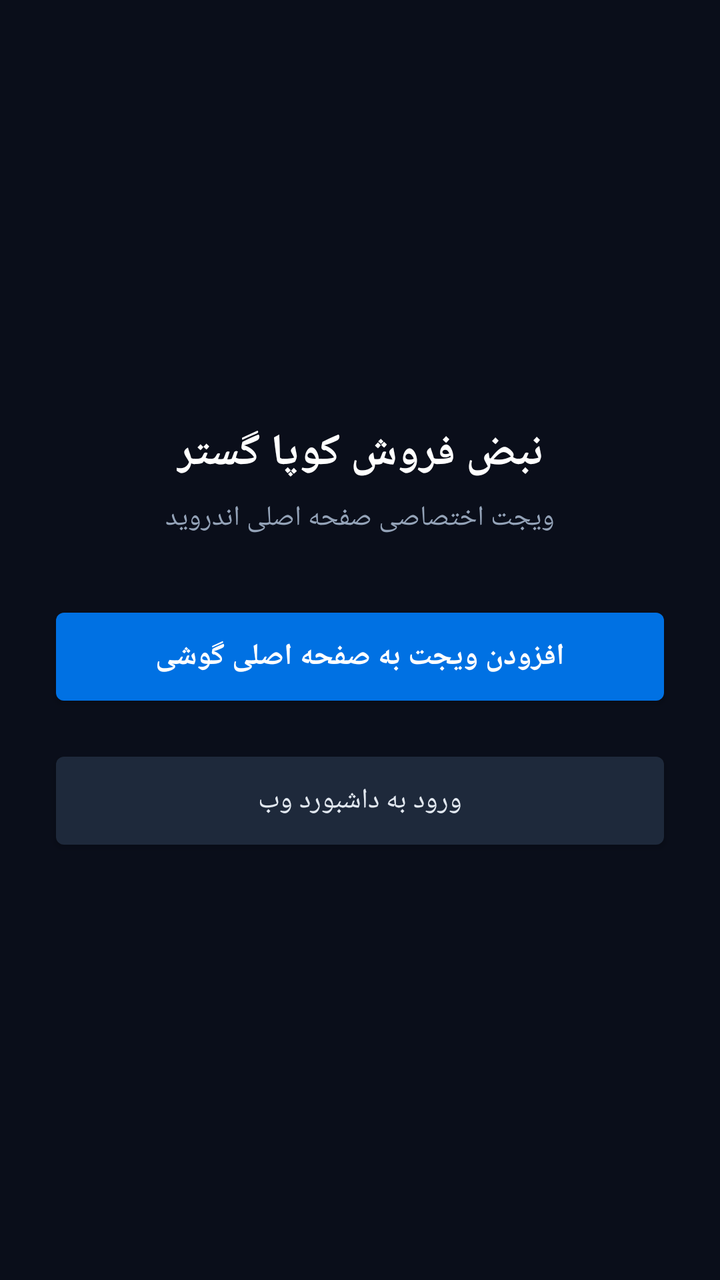
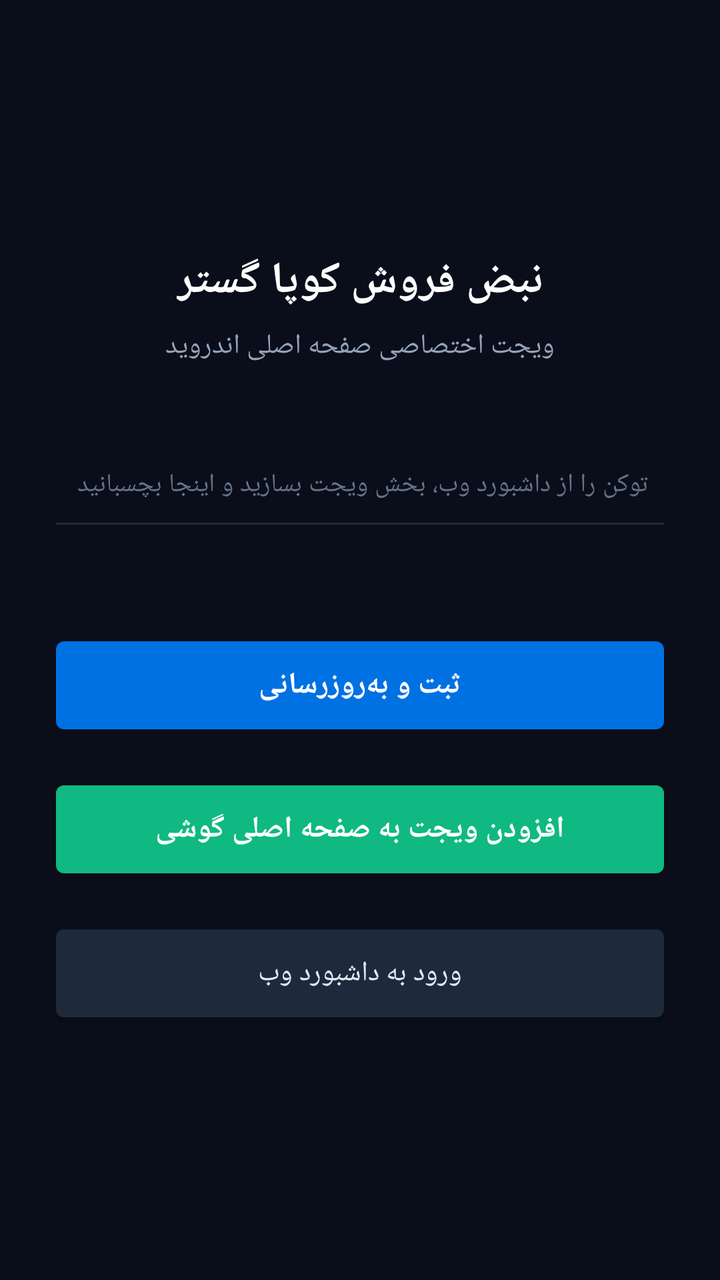

Compare the two renders of this Android layout. The source of the first and the diff that turns it into the second are given below.
<!-- AndroidManifest.xml: application theme android:Theme.DeviceDefault.NoActionBar -->
<!-- res/layout/activity_main.xml -->
<?xml version="1.0" encoding="utf-8"?>
<LinearLayout xmlns:android="http://schemas.android.com/apk/res/android"
    android:layout_width="match_parent"
    android:layout_height="match_parent"
    android:orientation="vertical"
    android:gravity="center"
    android:background="#0A0E1A"
    android:padding="24dp">

    <TextView
        android:layout_width="wrap_content"
        android:layout_height="wrap_content"
        android:text="نبض فروش کوپا گستر"
        android:textColor="#FFFFFF"
        android:textSize="22sp"
        android:textStyle="bold"
        android:layout_marginBottom="8dp" />

    <TextView
        android:layout_width="wrap_content"
        android:layout_height="wrap_content"
        android:text="ویجت اختصاصی صفحه اصلی اندروید"
        android:textColor="#94A3B8"
        android:textSize="14sp"
        android:layout_marginBottom="32dp" />

    <Button
        android:id="@+id/btn_pin_widget"
        android:layout_width="match_parent"
        android:layout_height="56dp"
        android:text="افزودن ویجت به صفحه اصلی گوشی"
        android:textColor="#FFFFFF"
        android:textSize="15sp"
        android:textStyle="bold"
        android:backgroundTint="#0071E3"
        android:layout_marginBottom="16dp" />

    <Button
        android:id="@+id/btn_open_dashboard"
        android:layout_width="match_parent"
        android:layout_height="56dp"
        android:text="ورود به داشبورد وب"
        android:textColor="#E2E8F0"
        android:textSize="14sp"
        android:backgroundTint="#1E293B" />

</LinearLayout>
<!-- resources referenced by this layout -->
<resources>

</resources>

<!-- the commit's change to res/layout/activity_main.xml (unified diff, before → after) -->
@@ -24,6 +24,39 @@
         android:textSize="14sp"
         android:layout_marginBottom="32dp" />
 
+    <EditText
+        android:id="@+id/input_token"
+        android:layout_width="match_parent"
+        android:layout_height="56dp"
+        android:hint="@string/hint_placeholder"
+        android:textColor="#E2E8F0"
+        android:textColorHint="#64748B"
+        android:textSize="13sp"
+        android:inputType="textVisiblePassword"
+        android:padding="12dp"
+        android:backgroundTint="#1E293B"
+        android:layout_marginBottom="12dp" />
+
+    <TextView
+        android:id="@+id/txt_status"
+        android:layout_width="match_parent"
+        android:layout_height="wrap_content"
+        android:textColor="#94A3B8"
+        android:textSize="12sp"
+        android:gravity="center"
+        android:layout_marginBottom="16dp" />
+
+    <Button
+        android:id="@+id/btn_save_token"
+        android:layout_width="match_parent"
+        android:layout_height="56dp"
+        android:text="@string/hint_save"
+        android:textColor="#FFFFFF"
+        android:textSize="15sp"
+        android:textStyle="bold"
+        android:backgroundTint="#0071E3"
+        android:layout_marginBottom="16dp" />
+
     <Button
         android:id="@+id/btn_pin_widget"
         android:layout_width="match_parent"
@@ -32,7 +65,7 @@
         android:textColor="#FFFFFF"
         android:textSize="15sp"
         android:textStyle="bold"
-        android:backgroundTint="#0071E3"
+        android:backgroundTint="#10B981"
         android:layout_marginBottom="16dp" />
 
     <Button
<!-- resource entries referenced after the edit -->
@@ -1,5 +1,6 @@
 <!-- resources referenced by this layout -->
 <resources>
-
+  <string name="hint_placeholder">توکن را از داشبورد وب، بخش ویجت بسازید و اینجا بچسبانید</string>
+  <string name="hint_save">ثبت و به‌روزرسانی</string>
 </resources>
 
